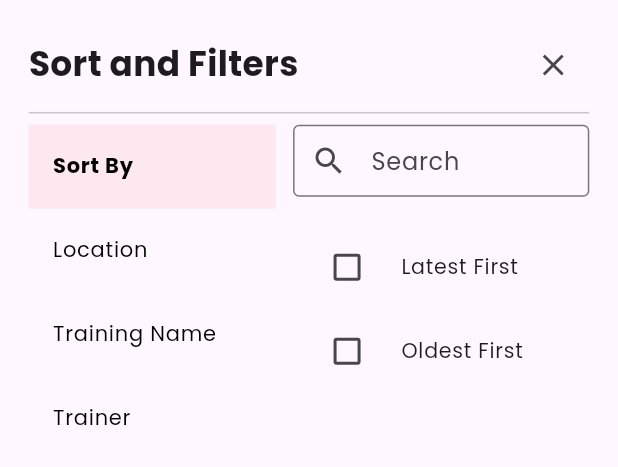
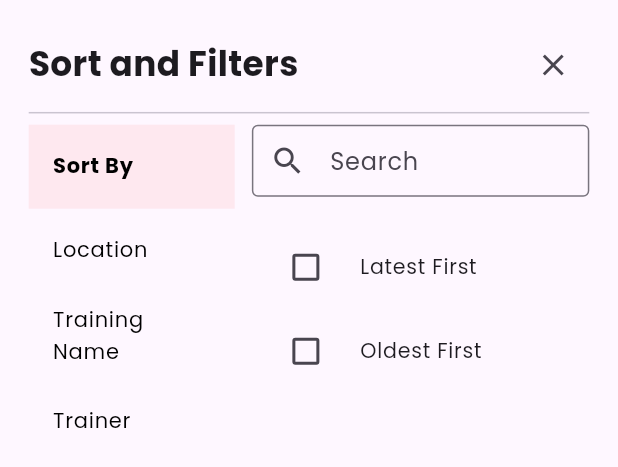
Before and after one commit to kailashrjprht/my_trainings_app, a Flutter app: the FilterBottomSheet widget shown alone on an empty page, opened directly, on a phone screen of 412 x 824 dp. Shown: the top 467 px of the screen. Run offline on Flutter 3.47's test engine with Material 3 defaults, Android fonts, the phone set to English and light mode, and no system bars; our stand-ins replace carousel_slider, flutter_screenutil, google_fonts.

Commit message:
Fix: mediaQuery to screen util

```diff
--- a/lib/home_screen/widgets/filter_bottom_sheet.dart
+++ b/lib/home_screen/widgets/filter_bottom_sheet.dart
@@ -70,7 +70,7 @@ class _FilterBottomSheetState extends State<FilterBottomSheet> {
 
   Widget _buildFilterCategories() {
     return SizedBox(
-      width: MediaQuery.of(context).size.width * 0.4,
+      width: 120.w,
       child: ListView.builder(
         itemCount: FilterType.values.length,
         itemBuilder: (context, index) {
```
